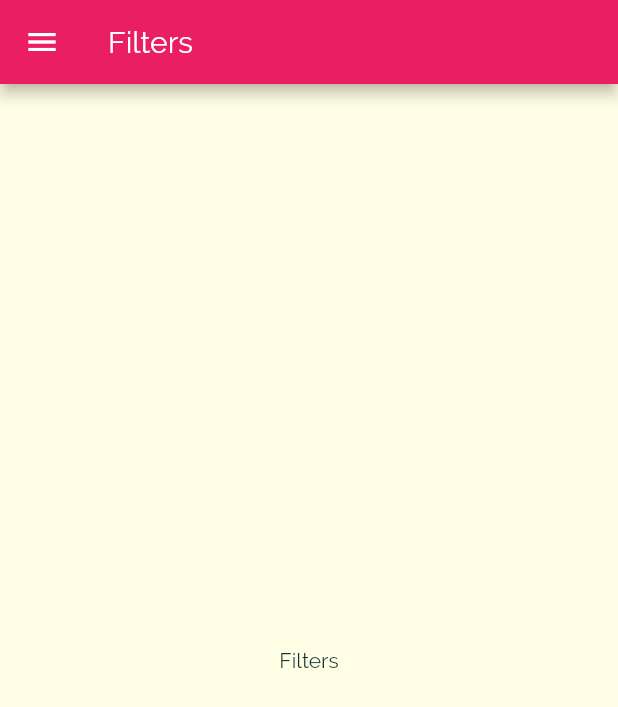
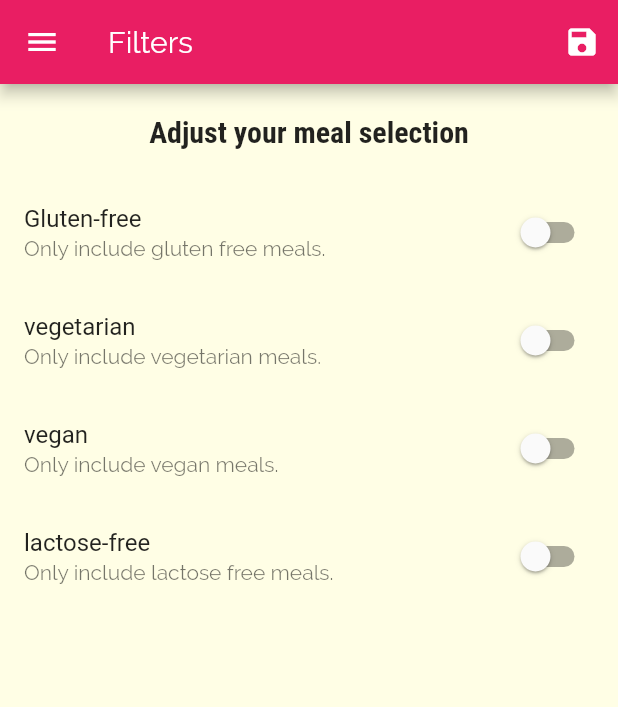
Before and after one commit to DangerDeveloper/meals_app, a Flutter app: the FiltersScreen screen opened by its route, on a phone screen of 412 x 824 dp. Shown: the top 707 px of the screen. Run offline on Flutter 3.47's test engine with Material 2 defaults, Android fonts, the phone set to English and light mode, and no system bars.

Commit message:
Fourth edition

```diff
--- a/lib/main.dart
+++ b/lib/main.dart
@@ -1,4 +1,6 @@
 import 'package:flutter/material.dart';
+import 'package:mealsapp/dummy_data.dart';
+import 'package:mealsapp/models/meal.dart';
 import 'package:mealsapp/screen/categories_meals_screen.dart';
 import 'package:mealsapp/constant/Navigation_name_details.dart';
 import 'package:mealsapp/screen/filters_screen.dart';
@@ -7,7 +9,45 @@ import 'package:mealsapp/screen/tabs_screen.dart';
 
 void main() => runApp(MyApp());
 
-class MyApp extends StatelessWidget {
+class MyApp extends StatefulWidget {
+  @override
+  _MyAppState createState() => _MyAppState();
+}
+
+class _MyAppState extends State<MyApp> {
+  Map<String, bool> _filters = {
+    'gluten': false,
+    'lactose': false,
+    'vegan': false,
+    'vegetarian': false,
+  };
+
+  List<Meal> _newUpdatedMealList = DUMMY_MEALS;
+
+  void _setFilters(Map<String, bool> filterData) {
+    setState(() {
+      _filters = filterData;
+
+      _newUpdatedMealList = DUMMY_MEALS.where((meal) {
+        if (_filters['gluten'] && !meal.isGlutenFree) {
+          print(meal.isGlutenFree);
+          return false;
+        }
+        if (_filters['lactose'] && !meal.isLactoseFree) {
+          return false;
+        }
+        if (_filters['vegan'] && !meal.isVegan) {
+          return false;
+        }
+        if (_filters['vegetarian'] && !meal.isVegetarian) {
+          print(meal.isVegetarian);
+          return false;
+        }
+        return true;
+      }).toList();
+    });
+  }
+
   @override
   Widget build(BuildContext context) {
     return MaterialApp(
@@ -36,9 +76,11 @@ class MyApp extends StatelessWidget {
       initialRoute: NavigationNameDetails.HOME_ROUTE,
       routes: {
         NavigationNameDetails.HOME_ROUTE: (ctx) => TabsScreen(),
-        NavigationNameDetails.CATEGORIES_MEALS_SCREEN: (ctx) => CategoriesMealsScreen(),
+        NavigationNameDetails.CATEGORIES_MEALS_SCREEN: (ctx) =>
+            CategoriesMealsScreen(_newUpdatedMealList),
         NavigationNameDetails.MEAL_DETAIL_SCREEN: (ctx) => MealDetailScreen(),
-        NavigationNameDetails.FILTERS_SCREEN: (ctx) => FiltersScreen(),
+        NavigationNameDetails.FILTERS_SCREEN: (ctx) =>
+            FiltersScreen(_filters,_setFilters),
       },
 //      onGenerateRoute: (setting){
 //        print(setting.arguments);
--- a/lib/screen/filters_screen.dart
+++ b/lib/screen/filters_screen.dart
@@ -1,18 +1,123 @@
 import 'package:flutter/material.dart';
 import 'package:mealsapp/widgets/main_drawer.dart';
 
-class FiltersScreen extends StatelessWidget {
+class FiltersScreen extends StatefulWidget {
+  final Function onClickChange;
+  final Map<String, bool> _filters;
+
+  FiltersScreen(this._filters, this.onClickChange);
+
+  @override
+  _FiltersScreenState createState() => _FiltersScreenState();
+}
+
+class _FiltersScreenState extends State<FiltersScreen> {
+  bool _glutenFree = false;
+  bool _vegetarian = false;
+  bool _vegan = false;
+  bool _lactoseFree = false;
+
+  Widget _buildSwitchListTile(String title, String discreption,
+      bool selectedValue, Function changeValue) {
+    return SwitchListTile(
+      value: selectedValue,
+      onChanged: changeValue,
+      title: Text(
+        title,
+      ),
+      subtitle: Text(
+        discreption,
+      ),
+    );
+  }
+
+  @override
+  void initState() {
+    _glutenFree = widget._filters['gluten'];
+    _vegetarian = widget._filters['vegetarian'];
+    _vegan = widget._filters['vegan'];
+    _lactoseFree = widget._filters['lactose'];
+    super.initState();
+  }
+
   @override
   Widget build(BuildContext context) {
     return Scaffold(
       appBar: AppBar(
         title: Text('Filters'),
+        actions: <Widget>[
+          IconButton(
+            icon: Icon(Icons.save),
+            onPressed: () {
+              final _filter = {
+                'gluten': _glutenFree,
+                'lactose': _lactoseFree,
+                'vegan': _vegan,
+                'vegetarian': _vegetarian,
+              };
+              widget.onClickChange(_filter);
+            },
+          ),
+        ],
       ),
-      body: Center(
-        child: Text('Filters'),
+      drawer: MainDrawer(),
+      body: Column(
+        children: <Widget>[
+          Container(
+            padding: EdgeInsets.all(20.0),
+            child: Text(
+              'Adjust your meal selection',
+              style: Theme.of(context).textTheme.title,
+            ),
+          ),
+          Expanded(
+            child: ListView(
+              children: <Widget>[
+                _buildSwitchListTile(
+                  'Gluten-free',
+                  'Only include gluten free meals.',
+                  _glutenFree,
+                  (newValue) {
+                    setState(() {
+                      _glutenFree = newValue;
+                    });
+                  },
+                ),
+                _buildSwitchListTile(
+                  'vegetarian',
+                  'Only include vegetarian meals.',
+                  _vegetarian,
+                  (newValue) {
+                    setState(() {
+                      _vegetarian = newValue;
+                    });
+                  },
+                ),
+                _buildSwitchListTile(
+                  'vegan',
+                  'Only include vegan meals.',
+                  _vegan,
+                  (newValue) {
+                    setState(() {
+                      _vegan = newValue;
+                    });
+                  },
+                ),
+                _buildSwitchListTile(
+                  'lactose-free',
+                  'Only include lactose free meals.',
+                  _lactoseFree,
+                  (newValue) {
+                    setState(() {
+                      _lactoseFree = newValue;
+                    });
+                  },
+                ),
+              ],
+            ),
+          ),
+        ],
       ),
-
-      drawer: MainDrawer(),
     );
   }
 }
--- a/lib/screen/meal_detail_screen.dart
+++ b/lib/screen/meal_detail_screen.dart
@@ -96,6 +96,9 @@ class MealDetailScreen extends StatelessWidget {
           ],
         ),
       ),
+      floatingActionButton: FloatingActionButton(
+          child: Icon(Icons.delete),
+          onPressed: () => Navigator.of(context).pop(id)),
     );
   }
 }
```
Also changed, not shown: lib/screen/categories_meals_screen.dart (+40 -9 lines), lib/widgets/meal_item.dart (+7 -1 lines).
